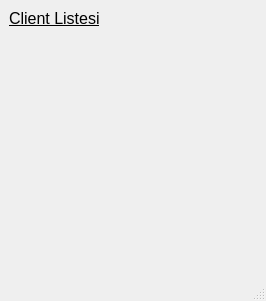
FurkanTurkay/TCP_Socket_Programlama, file TCP_Socket_Program_v2_withUI/TCP_Socket_Program_v2_Server/mainwindow.ui: the form before one commit.
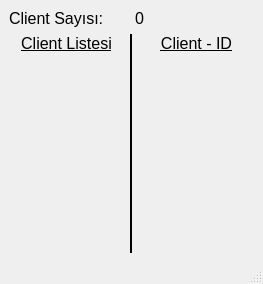
The form after the commit.

Diff of the .ui file:
```diff
--- a/TCP_Socket_Program_v2_withUI/TCP_Socket_Program_v2_Server/mainwindow.ui
+++ b/TCP_Socket_Program_v2_withUI/TCP_Socket_Program_v2_Server/mainwindow.ui
@@ -6,8 +6,8 @@
    <rect>
     <x>0</x>
     <y>0</y>
-    <width>266</width>
-    <height>301</height>
+    <width>263</width>
+    <height>284</height>
    </rect>
   </property>
   <property name="windowTitle">
@@ -17,9 +17,43 @@
    <bool>false</bool>
   </property>
   <widget class="QWidget" name="centralwidget">
-   <layout class="QVBoxLayout" name="verticalLayout_2">
+   <layout class="QVBoxLayout" name="verticalLayout_4">
     <item>
-     <layout class="QVBoxLayout" name="verticalLayout" stretch="0,1">
+     <layout class="QVBoxLayout" name="verticalLayout_3" stretch="0,1">
+      <item>
+       <layout class="QHBoxLayout" name="horizontalLayout">
+        <item>
+         <widget class="QLabel" name="label_2">
+          <property name="font">
+           <font>
+            <pointsize>12</pointsize>
+            <underline>false</underline>
+           </font>
+          </property>
+          <property name="text">
+           <string>Client Sayısı:</string>
+          </property>
+         </widget>
+        </item>
+        <item>
+         <widget class="QLabel" name="label_clientNumber">
+          <property name="font">
+           <font>
+            <pointsize>12</pointsize>
+            <underline>false</underline>
+           </font>
+          </property>
+          <property name="text">
+           <string>0</string>
+          </property>
+         </widget>
+        </item>
+       </layout>
+      </item>
+      <item>
+       <layout class="QHBoxLayout" name="horizontalLayout_2">
+        <item>
+         <layout class="QVBoxLayout" name="verticalLayout_2" stretch="0,1">
       <item>
        <widget class="QLabel" name="label">
         <property name="font">
@@ -31,6 +65,9 @@
         <property name="text">
          <string>Client Listesi</string>
         </property>
+            <property name="alignment">
+             <set>Qt::AlignCenter</set>
+            </property>
        </widget>
       </item>
       <item>
@@ -39,9 +76,56 @@
          <string/>
         </property>
         <property name="alignment">
-         <set>Qt::AlignLeading|Qt::AlignLeft|Qt::AlignTop</set>
-        </property>
-       </widget>
+             <set>Qt::AlignHCenter|Qt::AlignTop</set>
+            </property>
+           </widget>
+          </item>
+         </layout>
+        </item>
+        <item>
+         <widget class="Line" name="line">
+          <property name="frameShadow">
+           <enum>QFrame::Plain</enum>
+          </property>
+          <property name="lineWidth">
+           <number>2</number>
+          </property>
+          <property name="orientation">
+           <enum>Qt::Vertical</enum>
+          </property>
+         </widget>
+        </item>
+        <item>
+         <layout class="QVBoxLayout" name="verticalLayout" stretch="0,1">
+          <item>
+           <widget class="QLabel" name="label_3">
+            <property name="font">
+             <font>
+              <pointsize>12</pointsize>
+              <underline>true</underline>
+             </font>
+            </property>
+            <property name="text">
+             <string>Client - ID</string>
+            </property>
+            <property name="alignment">
+             <set>Qt::AlignCenter</set>
+            </property>
+           </widget>
+          </item>
+          <item>
+           <widget class="QLabel" name="label_client_ID">
+            <property name="text">
+             <string/>
+            </property>
+            <property name="alignment">
+             <set>Qt::AlignHCenter|Qt::AlignTop</set>
+            </property>
+           </widget>
+          </item>
+         </layout>
+        </item>
+       </layout>
       </item>
      </layout>
     </item>
```
Left out of the diff: 2 changed lines with no effect on the pictures. Lines whose indentation alone changed are shown as unchanged.
